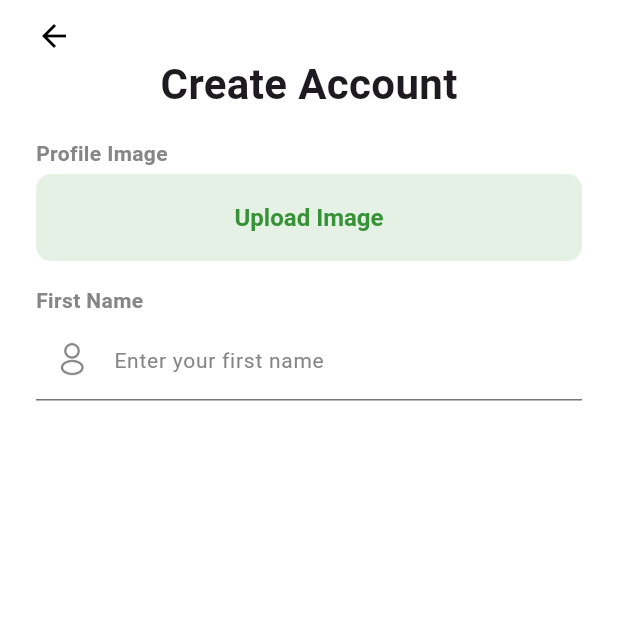
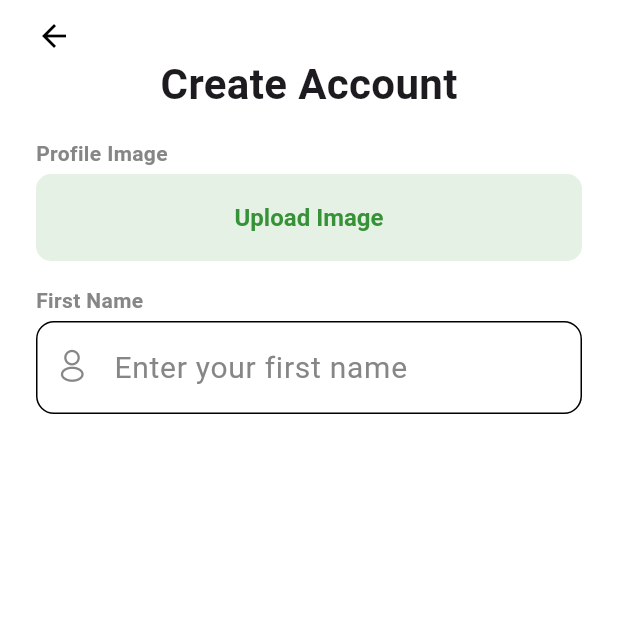
Before and after one commit to jamydevelop/Flutter-Upark-Driver, a Flutter app: the screen it shows after launch, on a phone screen of 412 x 824 dp, the top half of it. Run offline on Flutter 3.47's test engine with Material 3 defaults, Android fonts, the phone set to English and light mode, and no system bars; our stand-ins replace go_router; Roboto replaces fonts that are missing (Poppins).

Commit message:
First Name textfield done

```diff
--- a/upark_driver/lib/features/register/widget/text_field/first_name_textfield.widget.dart
+++ b/upark_driver/lib/features/register/widget/text_field/first_name_textfield.widget.dart
@@ -1,4 +1,4 @@
-import 'package:flutter/widgets.dart';
+import 'package:flutter/material.dart';
 import 'package:upark_driver/core/resources/colors.dart';
 import 'package:upark_driver/core/widget/common_text_field.dart';
 
@@ -9,7 +9,7 @@ class FirstNameTextfieldWidget extends StatelessWidget {
   Widget build(BuildContext context) {
     return CommonTextField(
       hintText: "Enter your first name",
-      hintTextStyle: TextStyle(color: grey),
+      hintTextStyle: TextStyle(color: grey, fontSize: 20),
       prefixIcon: Image.asset(
         "assets/images/profile.png",
         scale: 3,
@@ -17,6 +17,9 @@ class FirstNameTextfieldWidget extends StatelessWidget {
       onFieldSubmitted: (value) {
         FocusScope.of(context).unfocus();
       },
+      inputBorder: OutlineInputBorder(
+        borderRadius: BorderRadius.circular(12.0),
+      ),
     );
   }
 }
```
